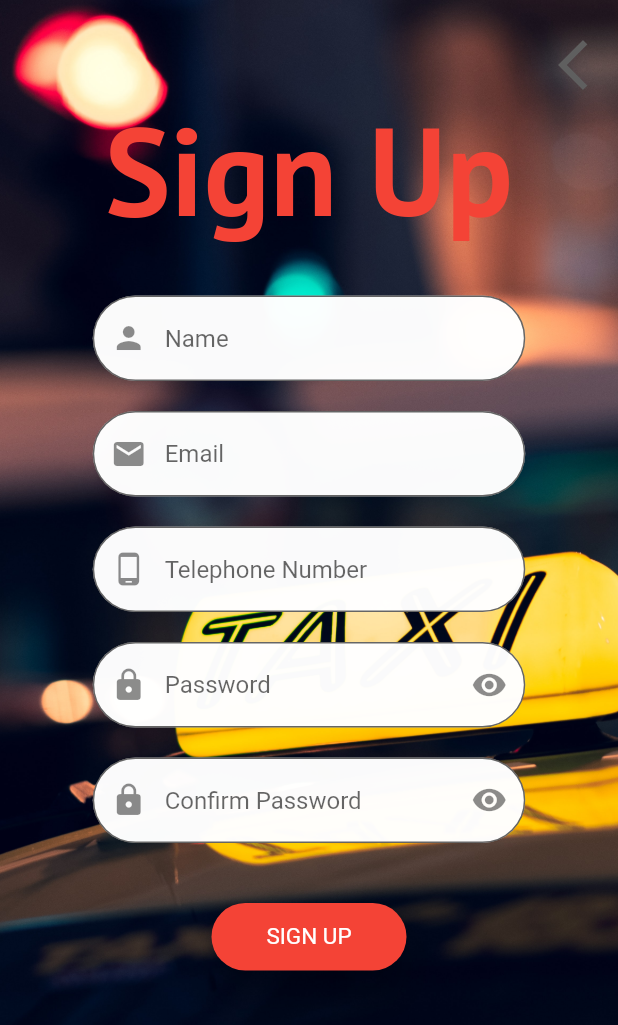
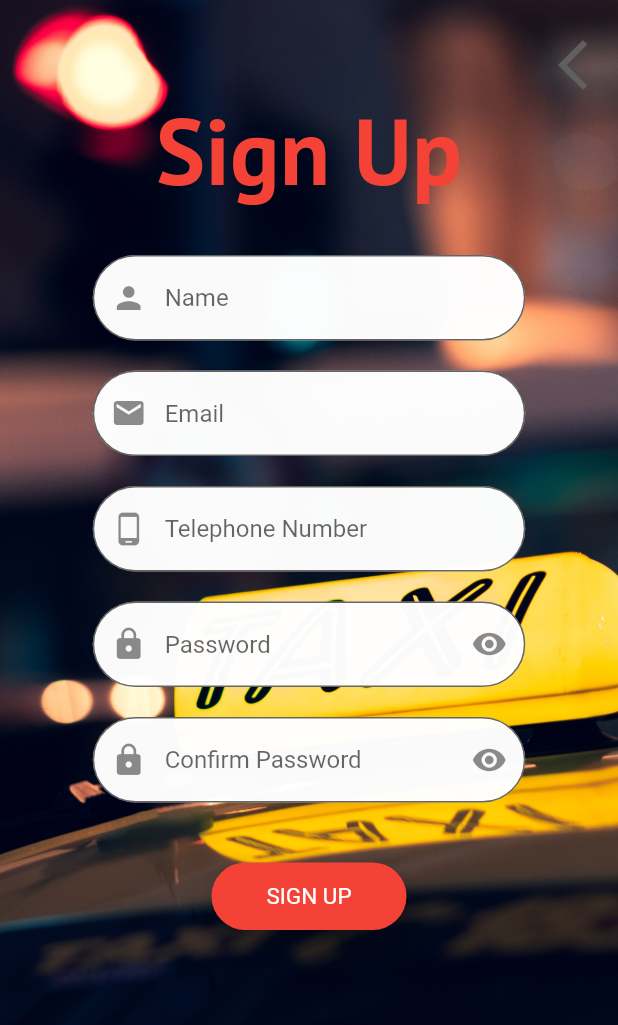
Before and after one commit to oengoeiyy/Sharing-Taxi, a Flutter app: the screen it shows after launch, after a tap on "LOG IN", after a tap on "Sign-up", on a phone screen of 412 x 824 dp. Shown: the top 1025 px of the screen. Run offline on Flutter 3.47's test engine with Material 2 defaults, Android fonts, the phone set to English and light mode, and no system bars; our stand-ins replace cloud_firestore, firebase_auth, firebase_core, firebase_database, firebase_storage, fluttertoast and 6 more; accounts and stored records are empty; Roboto replaces fonts that are missing (Cairo).

Commit message:
fix fontsize

```diff
--- a/lib/screens/b_login_screen.dart
+++ b/lib/screens/b_login_screen.dart
@@ -67,7 +67,7 @@ class _LoginScreenState extends State<LoginScreen> {
                                             fontSize: MediaQuery.of(context)
                                                     .size
                                                     .width *
-                                                0.245,
+                                                0.2,
                                             fontWeight: FontWeight.normal,
                                             color: const Color.fromARGB(
                                                 255, 255, 255, 255))),
--- a/lib/screens/b_register_screen.dart
+++ b/lib/screens/b_register_screen.dart
@@ -84,7 +84,7 @@ class _RegisterScreenState extends State<RegisterScreen> {
                                                 fontSize: MediaQuery.of(context)
                                                         .size
                                                         .width *
-                                                    0.2,
+                                                    0.15,
                                                 fontWeight: FontWeight.bold,
                                                 color: Colors.red)),
                                         const SizedBox(
--- a/lib/screens/c_home_screen.dart
+++ b/lib/screens/c_home_screen.dart
@@ -882,8 +882,9 @@ class _HomeScreenState extends State<HomeScreen> {
                         itemCount: snapshot.data!.docs.length,
                         itemBuilder: ((context, index) {
                           return SingleChildScrollView(
-                            child: Padding(
-                              padding: const EdgeInsets.only(right: 10),
+                            child: Container(
+                              // padding: const EdgeInsets.only(right: 10),
+                              margin : const EdgeInsets.symmetric(horizontal : 5),
                               child: SizedBox(
                                 width: 85,
                                 child: Column(
```
